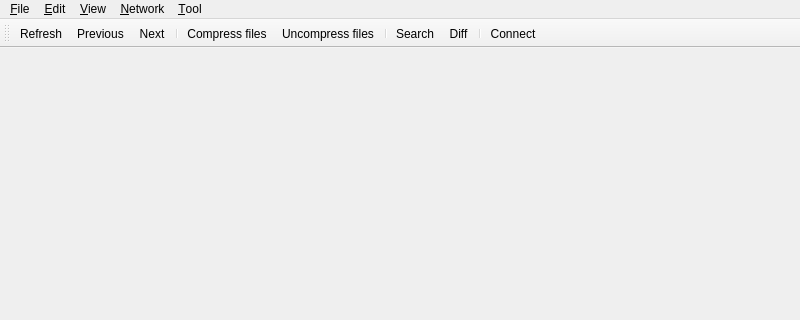
Above: mainwindow.ui from flysnow010/flyscp before the change; both pictures show x 0 to 800 and y 0 to 320 of the 800 by 600 pixel window. Below: the same form after it.
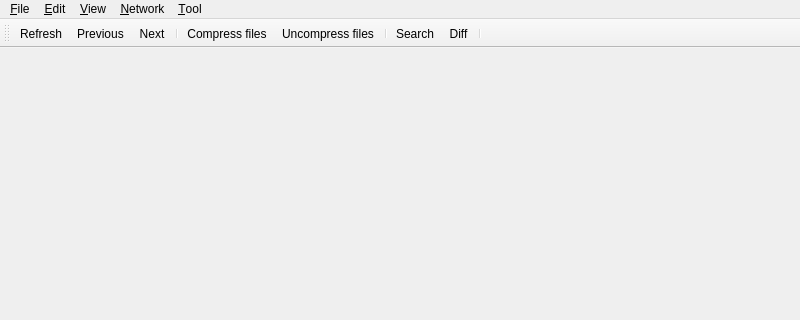
That is the form after the change. Icons and pictures are not drawn.

Patch:
```diff
--- a/mainwindow.ui
+++ b/mainwindow.ui
@@ -107,7 +107,6 @@
    <addaction name="actionSearch"/>
    <addaction name="actionDiff"/>
    <addaction name="separator"/>
-   <addaction name="actionConnect"/>
   </widget>
   <action name="actionConnect">
    <property name="icon">
```
Left out of the diff: 2 changed lines with no effect on the pictures.
